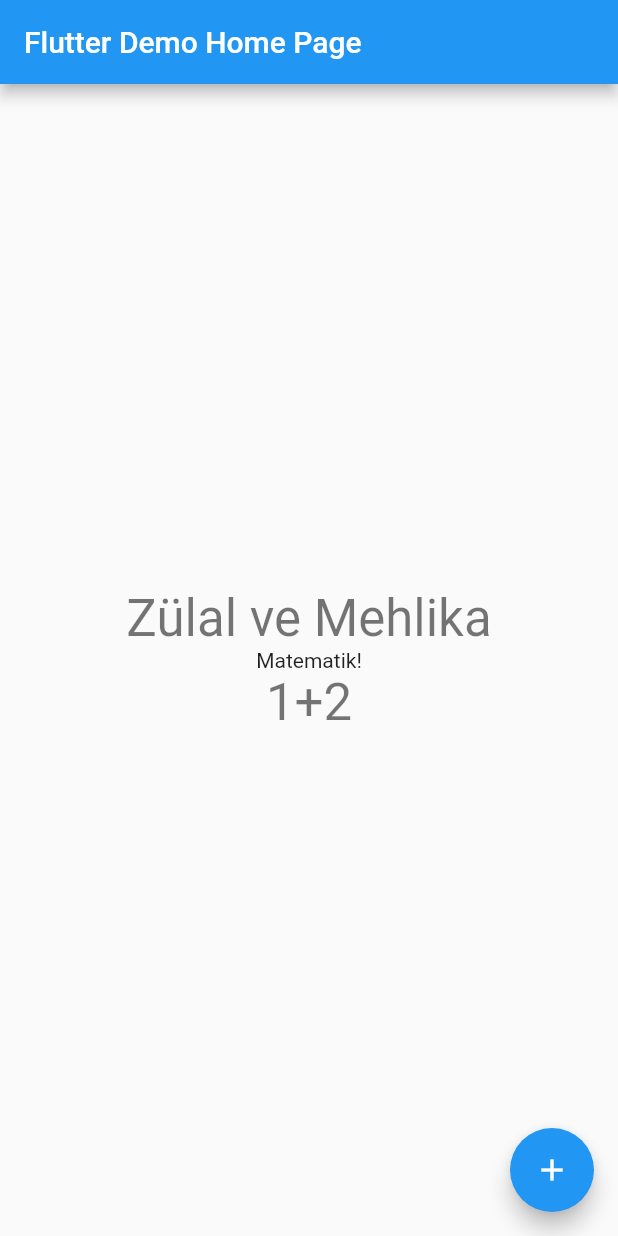
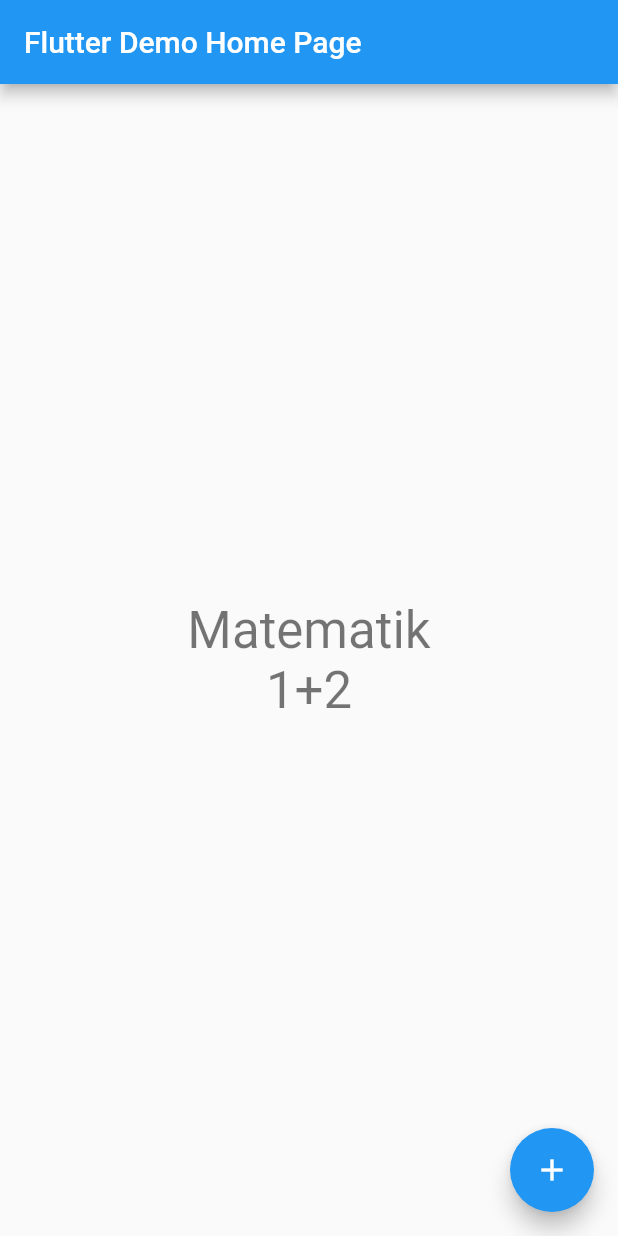
Before and after one commit to mdakin/matematik, a Flutter app: the screen it shows after launch, on a phone screen of 412 x 824 dp. Run offline on Flutter 3.47's test engine with Material 2 defaults, Android fonts, the phone set to English and light mode, and no system bars.

Commit message:
Some shuffling.

```diff
--- a/lib/main.dart
+++ b/lib/main.dart
@@ -1,5 +1,6 @@
 import 'package:flutter/material.dart';
 import 'package:matematik/question.dart';
+import 'package:matematik/question_widget.dart';
 
 void main() => runApp(MyApp());
 
@@ -92,10 +93,9 @@ class _MyHomePageState extends State<MyHomePage> {
           // horizontal).
           mainAxisAlignment: MainAxisAlignment.center,
           children: <Widget>[
-            Text('Zülal ve Mehlika',
+            Text('Matematik',
                 style: Theme.of(context).textTheme.display1),
-            Text('Matematik!',),
-            Question(1, 2, Operation.PLUS,
+            QuestionWidget(Question(1, 2, Operation.PLUS),
                 style: Theme.of(context).textTheme.display1),
           ],
         ),
--- a/lib/question.dart
+++ b/lib/question.dart
@@ -1,5 +1,3 @@
-
-import 'package:flutter/widgets.dart';
 
 enum Operation {
   PLUS,
@@ -7,15 +5,14 @@ enum Operation {
   MULTIPLICATION
 }
 
-class Question extends StatelessWidget {
+class Question {
   final int num1;
   final int num2;
   final Operation operation;
   final int result;
   final String operationLabel;
-  final TextStyle style;
 
-  Question(this.num1, this.num2, this.operation, {this.style}) :
+  Question(this.num1, this.num2, this.operation) :
     result = _calculate(num1, num2, operation),
     operationLabel = label(operation);
 
@@ -44,18 +41,4 @@ class Question extends StatelessWidget {
         throw Error;
     }
   }
-
-  @override
-  Widget build(BuildContext context) {
-    return Row(
-      mainAxisSize: MainAxisSize.min,
-      mainAxisAlignment: MainAxisAlignment.center,
-      children: <Widget>[
-       Text('$num1', textAlign: TextAlign.center, style: style),
-       Text('$operationLabel', textAlign: TextAlign.center, style: style),
-       Text('$num2', textAlign: TextAlign.center, style: style),
-      ],
-    );
-  }
-
 }
--- /dev/null
+++ b/lib/question_set.dart
@@ -0,0 +1,10 @@
+
+import 'package:matematik/question.dart';
+
+class QuestionSet {
+  List<Question> questions;
+
+  QuestionSet() {
+    // Generate questions here.
+  }
+}
--- /dev/null
+++ b/lib/question_widget.dart
@@ -0,0 +1,24 @@
+
+import 'package:flutter/widgets.dart';
+import 'package:matematik/question.dart';
+
+class QuestionWidget extends StatelessWidget {
+  final Question question;
+  final TextStyle style;
+
+  QuestionWidget(this.question, {this.style});
+
+  @override
+  Widget build(BuildContext context) {
+    return Row(
+      mainAxisSize: MainAxisSize.min,
+      mainAxisAlignment: MainAxisAlignment.center,
+      children: <Widget>[
+        Text('${question.num1}', textAlign: TextAlign.center, style: style),
+        Text('${question.operationLabel}', textAlign: TextAlign.center, style: style),
+        Text('${question.num2}', textAlign: TextAlign.center, style: style),
+      ],
+    );
+  }
+
+}
```
